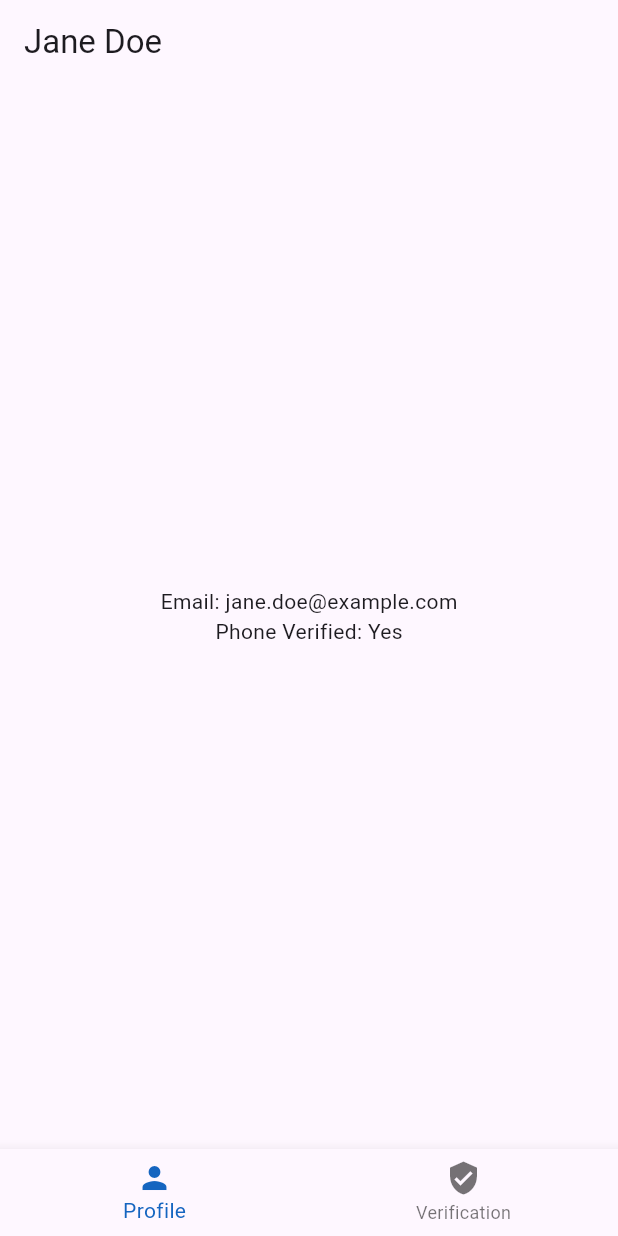
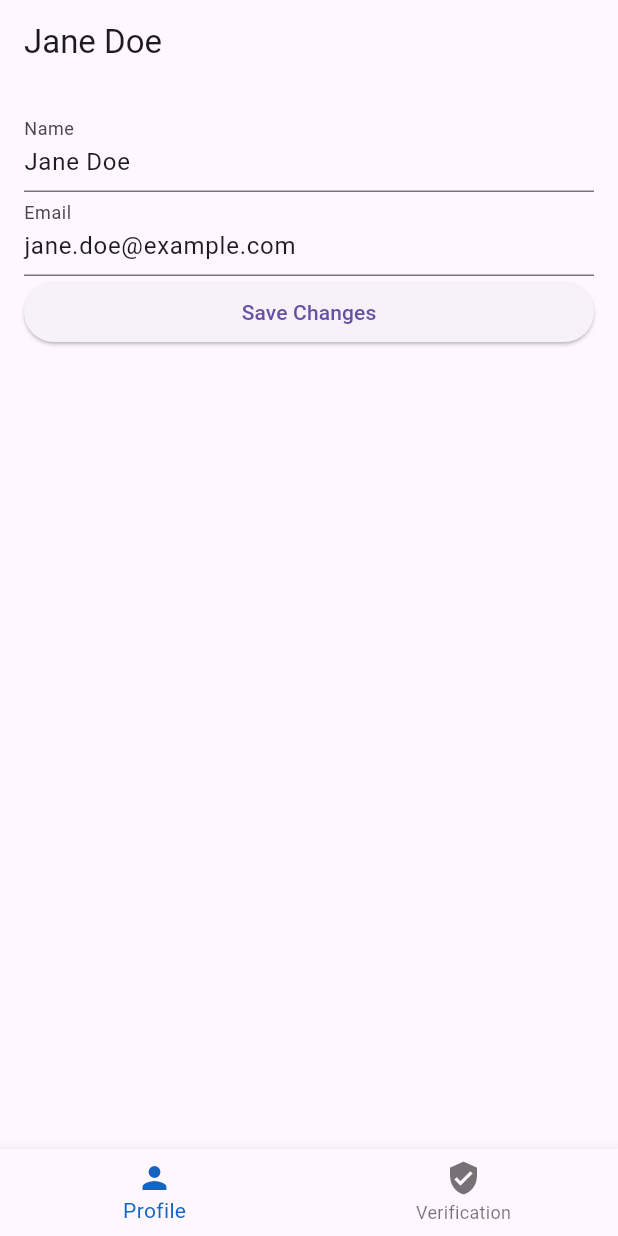
Before and after one commit to AlanFPS/rene_check, a Flutter app: the screen it shows after launch, on a phone screen of 412 x 824 dp. Run offline on Flutter 3.47's test engine with Material 3 defaults, Android fonts, the phone set to English and light mode, and no system bars; key blocks and very long unbroken strings in the code were emptied for the run.

Commit message:
Profile verification and form added

```diff
--- a/lib/models/user.dart
+++ b/lib/models/user.dart
@@ -1,7 +1,7 @@
 class User {
   final String id;
-  final String name;
-  final String email;
+  String name;
+  String email;
   final String profilePictureUrl;
   final bool isIdVerified;
   final bool isPhoneVerified;
--- a/lib/screens/profile_screen.dart
+++ b/lib/screens/profile_screen.dart
@@ -2,22 +2,69 @@ import 'package:flutter/material.dart';
 import '../models/user.dart';
 import '../utils/mock_data.dart';
 
-class ProfileScreen extends StatelessWidget {
-  final User user = mockUser; // Using mock data
+class ProfileScreen extends StatefulWidget {
+  @override
+  _ProfileScreenState createState() => _ProfileScreenState();
+}
+
+class _ProfileScreenState extends State<ProfileScreen> {
+  final User user = mockUser; // Using mock data for now
+  final GlobalKey<FormState> _formKey = GlobalKey<FormState>();
 
   @override
   Widget build(BuildContext context) {
     return Scaffold(
       appBar: AppBar(
-        title: Text(user.name), // Display mock user's name
+        title: Text(user.name), // Mock user's name
       ),
-      body: Center(
-        child: Column(
-          mainAxisAlignment: MainAxisAlignment.center,
+      body: Form(
+        key: _formKey,
+        child: ListView(
+          padding: EdgeInsets.all(16.0),
           children: <Widget>[
-            Text('Email: ${user.email}'),
-            Text('Phone Verified: ${user.isPhoneVerified ? "Yes" : "No"}'),
-            // More attrb below
+            TextFormField(
+              initialValue: user.name,
+              decoration: InputDecoration(labelText: 'Name'),
+              onSaved: (value) {
+                // Update user name
+                setState(() {
+                  user.name = value ?? user.name;
+                });
+              },
+              validator: (value) {
+                if (value == null || value.isEmpty) {
+                  return 'Please enter your name';
+                }
+                return null; // If the form is valid
+              },
+            ),
+            TextFormField(
+              initialValue: user.email,
+              decoration: InputDecoration(labelText: 'Email'),
+              onSaved: (value) {
+                // Update user email
+                setState(() {
+                  user.email = value ?? user.email;
+                });
+              },
+              validator: (value) {
+                if (value == null || value.isEmpty) {
+                  return 'Please enter your email';
+                }
+                return null;
+              },
+            ),
+            // More form fields below
+            ElevatedButton(
+              onPressed: () {
+                if (_formKey.currentState!.validate()) {
+                  _formKey.currentState!.save();
+                  ScaffoldMessenger.of(context)
+                      .showSnackBar(SnackBar(content: Text('Profile Updated')));
+                }
+              },
+              child: Text('Save Changes'),
+            ),
           ],
         ),
       ),
```
